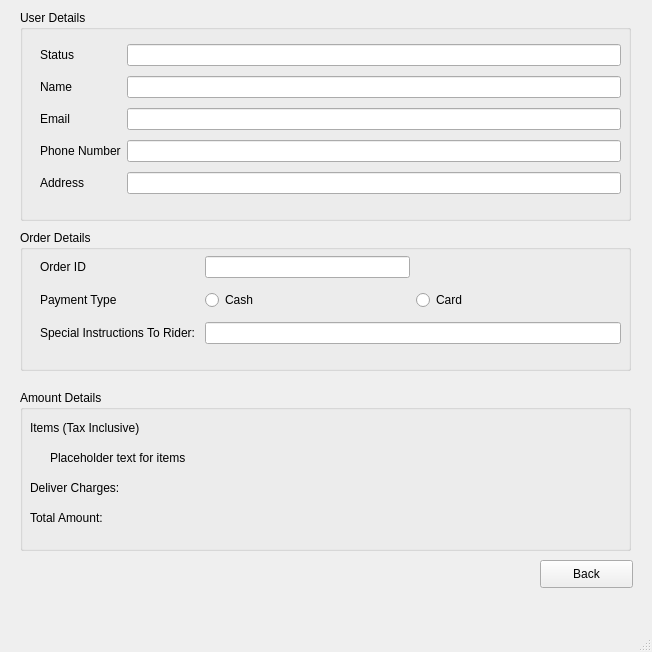
The window that ui_files/OrderTrackDetails.ui (TahaZahid05/Restaurant-Managment-System) describes before a commit, drawn with Qt 5.
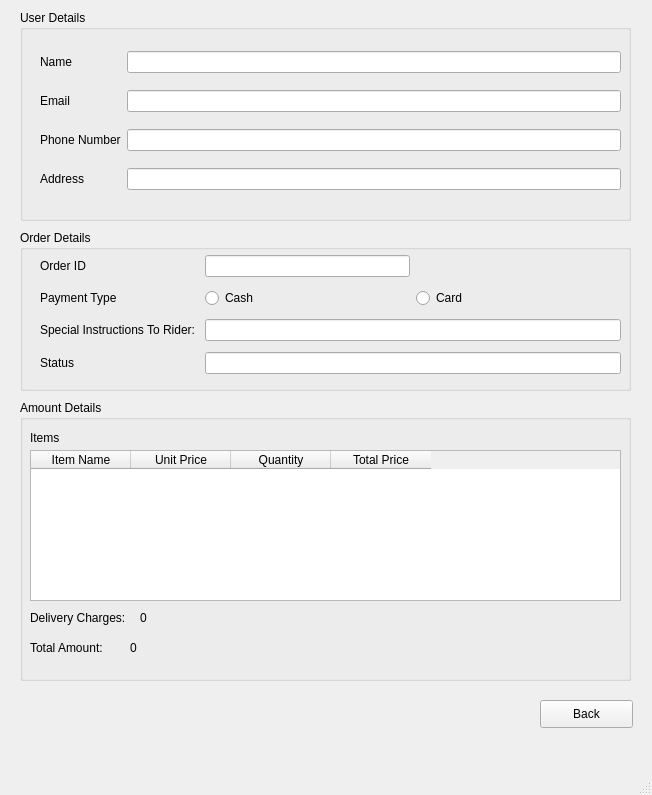
The same window after the commit.

Commit message: User screen and user screen changed

Diff of the .ui file:
```diff
--- a/ui_files/OrderTrackDetails.ui
+++ b/ui_files/OrderTrackDetails.ui
@@ -7,7 +7,7 @@
     <x>0</x>
     <y>0</y>
     <width>652</width>
-    <height>652</height>
+    <height>795</height>
    </rect>
   </property>
   <property name="windowTitle">
@@ -35,57 +35,47 @@
        <height>161</height>
       </rect>
      </property>
-     <layout class="QGridLayout" name="gridLayout" rowstretch="0,0,0,0,0" columnstretch="0,0">
-      <item row="3" column="1">
-       <widget class="QLineEdit" name="lineEdit"/>
-      </item>
-      <item row="2" column="1">
-       <widget class="QLineEdit" name="emailAddress"/>
-      </item>
-      <item row="1" column="1">
-       <widget class="QLineEdit" name="userName"/>
-      </item>
-      <item row="1" column="0">
+     <layout class="QGridLayout" name="gridLayout" rowstretch="0,0,0,0" columnstretch="0,0">
+      <item row="0" column="0">
        <widget class="QLabel" name="label_4">
         <property name="text">
          <string>Name</string>
         </property>
        </widget>
       </item>
-      <item row="2" column="0">
+      <item row="1" column="0">
        <widget class="QLabel" name="label_3">
         <property name="text">
          <string>Email</string>
         </property>
        </widget>
       </item>
-      <item row="3" column="0">
+      <item row="2" column="1">
+       <widget class="QLineEdit" name="phoneNum"/>
+      </item>
+      <item row="3" column="1">
+       <widget class="QLineEdit" name="addressLine"/>
+      </item>
+      <item row="2" column="0">
        <widget class="QLabel" name="label_9">
         <property name="text">
          <string>Phone Number</string>
         </property>
        </widget>
       </item>
-      <item row="4" column="1">
-       <widget class="QLineEdit" name="lineEdit_2"/>
+      <item row="0" column="1">
+       <widget class="QLineEdit" name="customerName"/>
       </item>
-      <item row="4" column="0">
+      <item row="1" column="1">
+       <widget class="QLineEdit" name="emailAddress"/>
+      </item>
+      <item row="3" column="0">
        <widget class="QLabel" name="label_8">
         <property name="text">
          <string>Address</string>
         </property>
        </widget>
       </item>
-      <item row="0" column="0">
-       <widget class="QLabel" name="label_5">
-        <property name="text">
-         <string>Status</string>
-        </property>
-       </widget>
-      </item>
-      <item row="0" column="1">
-       <widget class="QLineEdit" name="lineEdit_4"/>
-      </item>
      </layout>
     </widget>
    </widget>
@@ -95,7 +85,7 @@
       <x>20</x>
       <y>230</y>
       <width>611</width>
-      <height>141</height>
+      <height>161</height>
      </rect>
     </property>
     <property name="title">
@@ -107,23 +97,10 @@
        <x>20</x>
        <y>20</y>
        <width>581</width>
-       <height>103</height>
+       <height>132</height>
       </rect>
      </property>
      <layout class="QGridLayout" name="gridLayout_2">
-      <item row="1" column="2">
-       <widget class="QRadioButton" name="radioButton_2">
-        <property name="sizePolicy">
-         <sizepolicy hsizetype="Expanding" vsizetype="Fixed">
-          <horstretch>0</horstretch>
-          <verstretch>0</verstretch>
-         </sizepolicy>
-        </property>
-        <property name="text">
-         <string>Card</string>
-        </property>
-       </widget>
-      </item>
       <item row="1" column="0">
        <widget class="QLabel" name="label">
         <property name="text">
@@ -144,6 +121,19 @@
         </property>
        </widget>
       </item>
+      <item row="1" column="2">
+       <widget class="QRadioButton" name="cardButton">
+        <property name="sizePolicy">
+         <sizepolicy hsizetype="Expanding" vsizetype="Fixed">
+          <horstretch>0</horstretch>
+          <verstretch>0</verstretch>
+         </sizepolicy>
+        </property>
+        <property name="text">
+         <string>Card</string>
+        </property>
+       </widget>
+      </item>
       <item row="0" column="0">
        <widget class="QLabel" name="label_2">
         <property name="text">
@@ -159,10 +149,20 @@
        </widget>
       </item>
       <item row="2" column="1" colspan="2">
-       <widget class="QLineEdit" name="lineEdit_6"/>
+       <widget class="QLineEdit" name="specReqLine"/>
+      </item>
+      <item row="3" column="0">
+       <widget class="QLabel" name="label_5">
+        <property name="text">
+         <string>Status</string>
+        </property>
+       </widget>
       </item>
       <item row="0" column="1">
-       <widget class="QLineEdit" name="lineEdit_3"/>
+       <widget class="QLineEdit" name="orderIdLine"/>
+      </item>
+      <item row="3" column="1" colspan="2">
+       <widget class="QLineEdit" name="statusLine"/>
       </item>
      </layout>
     </widget>
@@ -171,9 +171,9 @@
     <property name="geometry">
      <rect>
       <x>20</x>
-      <y>390</y>
+      <y>400</y>
       <width>611</width>
-      <height>161</height>
+      <height>281</height>
      </rect>
     </property>
     <property name="title">
@@ -189,40 +189,27 @@
       </rect>
      </property>
      <property name="text">
-      <string>Items (Tax Inclusive)</string>
-     </property>
-    </widget>
-    <widget class="QLabel" name="label_16">
-     <property name="geometry">
-      <rect>
-       <x>30</x>
-       <y>60</y>
-       <width>181</width>
-       <height>16</height>
-      </rect>
-     </property>
-     <property name="text">
-      <string>Placeholder text for items</string>
+      <string>Items</string>
      </property>
     </widget>
     <widget class="QLabel" name="label_17">
      <property name="geometry">
       <rect>
        <x>10</x>
-       <y>90</y>
+       <y>210</y>
        <width>111</width>
        <height>16</height>
       </rect>
      </property>
      <property name="text">
-      <string>Deliver Charges: </string>
+      <string>Delivery Charges: </string>
      </property>
     </widget>
     <widget class="QLabel" name="label_18">
      <property name="geometry">
       <rect>
        <x>10</x>
-       <y>120</y>
+       <y>240</y>
        <width>101</width>
        <height>16</height>
       </rect>
@@ -231,12 +218,68 @@
       <string>Total Amount: </string>
      </property>
     </widget>
+    <widget class="QTableWidget" name="itemTable">
+     <property name="geometry">
+      <rect>
+       <x>10</x>
+       <y>50</y>
+       <width>591</width>
+       <height>151</height>
+      </rect>
+     </property>
+     <column>
+      <property name="text">
+       <string>Item Name</string>
+      </property>
+     </column>
+     <column>
+      <property name="text">
+       <string>Unit Price</string>
+      </property>
+     </column>
+     <column>
+      <property name="text">
+       <string>Quantity</string>
+      </property>
+     </column>
+     <column>
+      <property name="text">
+       <string>Total Price</string>
+      </property>
+     </column>
+    </widget>
+    <widget class="QLabel" name="deliveryCharges">
+     <property name="geometry">
+      <rect>
+       <x>120</x>
+       <y>210</y>
+       <width>55</width>
+       <height>16</height>
+      </rect>
+     </property>
+     <property name="text">
+      <string>0</string>
+     </property>
+    </widget>
+    <widget class="QLabel" name="totalAmount">
+     <property name="geometry">
+      <rect>
+       <x>110</x>
+       <y>240</y>
+       <width>55</width>
+       <height>16</height>
+      </rect>
+     </property>
+     <property name="text">
+      <string>0</string>
+     </property>
+    </widget>
    </widget>
    <widget class="QPushButton" name="backButton">
     <property name="geometry">
      <rect>
       <x>540</x>
-      <y>560</y>
+      <y>700</y>
       <width>93</width>
       <height>28</height>
      </rect>
```
Left out of the diff: 2 changed lines with no effect on the pictures. The commit also changes 11 other files.
